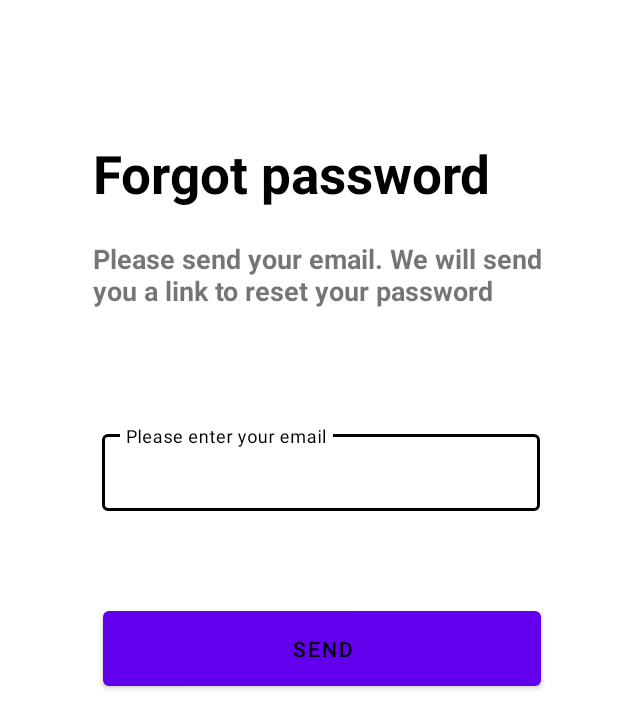
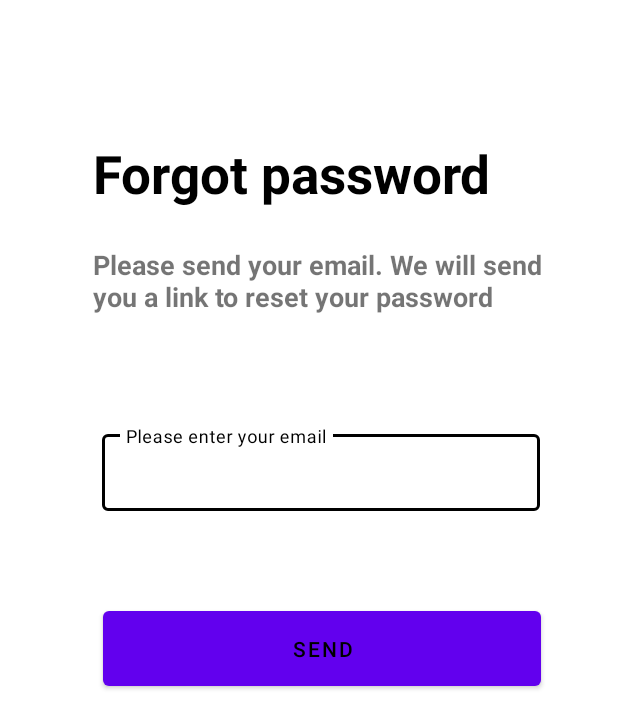
Before and after one commit to dilshanhiruna/SingerCareApp-Redesign, an Android app: the forgot_password screen opened directly, with no data from a screen before it, on a phone screen of 412 x 824 dp. Shown: the top 728 px of the screen. Run offline under Robolectric (Android 15) with nearby library versions, the phone set to English and light mode, and no system bars; our stand-ins replace Firebase (no records; nobody signed in at launch, a user with empty details on screens opened directly).

Commit message:
add changes to forgot password UI

```diff
--- a/app/src/main/java/Pabasara/AppCompat.java
+++ b/app/src/main/java/Pabasara/AppCompat.java
@@ -12,4 +12,5 @@ public class AppCompat extends AppCompatActivity {
         language_manager languageManager = new language_manager(this);
         languageManager.updateResource(languageManager.getLang());
     }
+
 }
--- a/app/src/main/res/layout/activity_forgot_password.xml
+++ b/app/src/main/res/layout/activity_forgot_password.xml
@@ -22,7 +22,7 @@
         android:id="@+id/tv_pwd_txt"
         android:layout_width="314dp"
         android:layout_height="102dp"
-        android:layout_marginTop="160dp"
+        android:layout_marginTop="164dp"
         android:layout_marginEnd="36dp"
         android:text="@string/forgotpwdtext"
         android:textSize="18dp"
```
